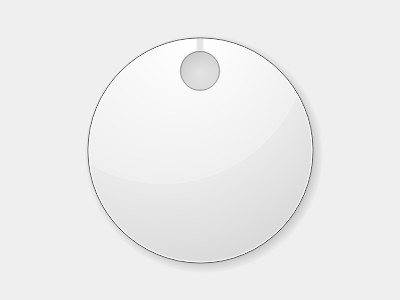
Above: libs/audio_control_gui/src/ui/AudioControlWidget.ui from Veeti-Lukin/sc-api-audio before the change. Below: the same form after it.
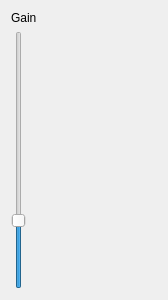
That is the form after the change.

Commit message: Change gain controls to sliders

```diff
--- a/libs/audio_control_gui/src/ui/AudioControlWidget.ui
+++ b/libs/audio_control_gui/src/ui/AudioControlWidget.ui
@@ -6,7 +6,7 @@
    <rect>
     <x>0</x>
     <y>0</y>
-    <width>400</width>
+    <width>168</width>
     <height>300</height>
    </rect>
   </property>
@@ -15,12 +15,22 @@
   </property>
   <layout class="QVBoxLayout" name="verticalLayout">
    <item>
-    <widget class="QDial" name="gainDial">
+    <widget class="QLabel" name="label">
+     <property name="text">
+      <string>Gain</string>
+     </property>
+    </widget>
+   </item>
+   <item>
+    <widget class="QSlider" name="gainSlider">
      <property name="maximum">
       <number>100</number>
      </property>
      <property name="value">
-      <number>50</number>
+      <number>25</number>
+     </property>
+     <property name="orientation">
+      <enum>Qt::Orientation::Vertical</enum>
      </property>
     </widget>
    </item>
```
The commit also changes 6 other files.
